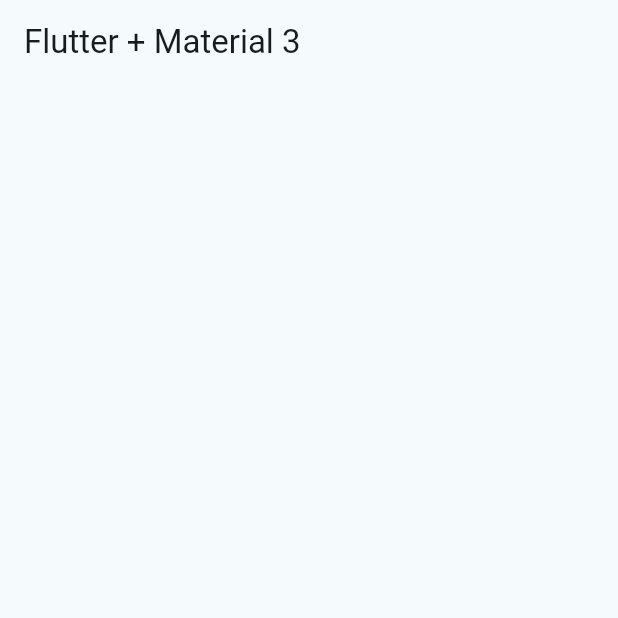
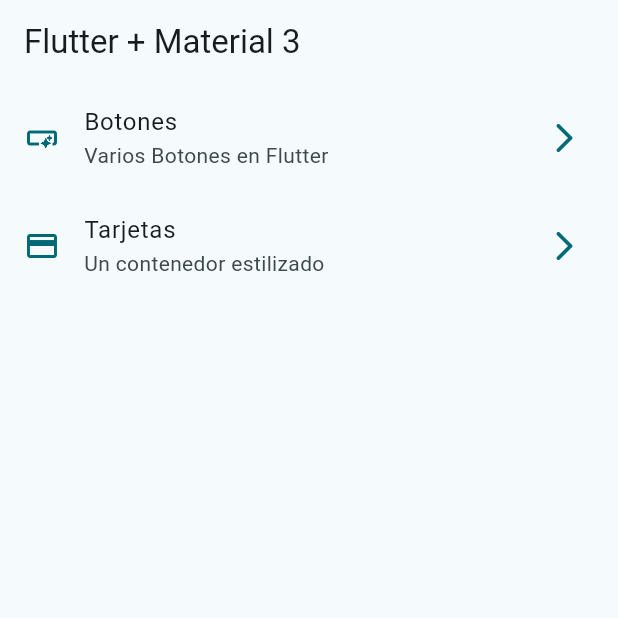
Before and after one commit to pmadrigal95/flutter-widgets-app, a Flutter app: the screen it shows after launch, on a phone screen of 412 x 824 dp, the top half of it. Run offline on Flutter 3.47's test engine with Material 2 defaults, Android fonts, the phone set to English and light mode, and no system bars.

```diff
--- a/lib/config/menu/menu_items.dart
+++ b/lib/config/menu/menu_items.dart
@@ -26,6 +26,6 @@ const appMenuItems = <MenuItem>[
         MenuItem(
       title: 'Tarjetas',
       subTitle: 'Un contenedor estilizado',
-      link: '/card',
+      link: '/cards',
       icon: Icons.credit_card),
 ];
--- a/lib/main.dart
+++ b/lib/main.dart
@@ -1,5 +1,7 @@
 import 'package:flutter/material.dart';
 import 'package:widgets_app/config/theme/app_theme.dart';
+import 'package:widgets_app/presentation/screens/buttons/buttons_screen.dart';
+import 'package:widgets_app/presentation/screens/cards/cards_screen.dart';
 import 'package:widgets_app/presentation/screens/home/home_screen.dart';
 
 void main() {
@@ -15,6 +17,10 @@ class MainApp extends StatelessWidget {
       debugShowCheckedModeBanner: false,
       theme: AppTheme( selectedColor: 11 ).getTheme(),
       home: const HomeScreen(),
+      routes: {
+      '/buttons': (context) => const ButtonsScreen(),
+      '/cards': (context) => const CardsScreen(),
+    },
     );
   }
 }
--- a/lib/presentation/screens/home/home_screen.dart
+++ b/lib/presentation/screens/home/home_screen.dart
@@ -1,4 +1,6 @@
 import 'package:flutter/material.dart';
+import 'package:widgets_app/config/menu/menu_items.dart';
+import 'package:widgets_app/presentation/screens/buttons/buttons_screen.dart';
 
 class HomeScreen extends StatelessWidget {
   const HomeScreen({super.key});
@@ -9,6 +11,57 @@ class HomeScreen extends StatelessWidget {
       appBar: AppBar(
         title: const Text('Flutter + Material 3'),
       ),
+      body: const _HomeView(),
     );
   }
 }
+
+class _HomeView extends StatelessWidget {
+  const _HomeView();
+
+  @override
+  Widget build(BuildContext context) {
+    return ListView.builder(
+      itemCount: appMenuItems.length,
+      itemBuilder: (context, index) {
+        final menuItem = appMenuItems[index];
+        return _CustomListTile(menuItem: menuItem);
+      },
+    );
+  }
+}
+
+class _CustomListTile extends StatelessWidget {
+  const _CustomListTile({
+    required this.menuItem,
+  });
+
+  final MenuItem menuItem;
+
+  @override
+  Widget build(BuildContext context) {
+    final colors = Theme.of(context).colorScheme;
+
+    return ListTile(
+      leading: Icon(
+        menuItem.icon,
+        color: colors.primary,
+      ), // Icon antes del widget
+      trailing: Icon(
+        Icons.arrow_forward_ios_rounded,
+        color: colors.primary,
+      ), // Icono al final
+      title: Text(menuItem.title),
+      subtitle: Text(menuItem.subTitle),
+      onTap: () {
+        // Navigator.of(context).push(
+        //   MaterialPageRoute(
+        //     builder: (context) => const ButtonsScreen(),
+        //   ),
+        // );
+
+        Navigator.pushNamed(context, menuItem.link);
+      },
+    );
+  }
+}
```
Also changed, not shown: lib/presentation/screens/buttons/buttons_screen.dart (added, +15 -0 lines), lib/presentation/screens/cards/cards_screen.dart (added, +15 -0 lines).
